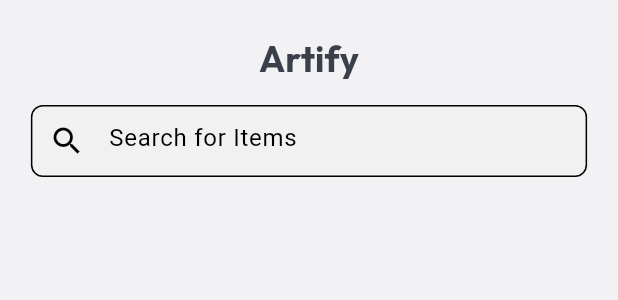
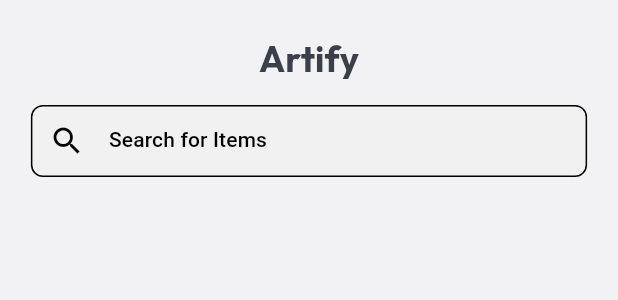
Before and after one commit to sankhlaofficial/artify, a Flutter app: the FetchedArtworkList widget shown alone on an empty page, opened directly with empty values, on a phone screen of 412 x 824 dp. Shown: the top 300 px of the screen. Run offline on Flutter 3.47's test engine with Material 3 defaults, Android fonts, the phone set to English and light mode, and no system bars; our stand-ins replace cached_network_image, dartz, dio, flutter_bloc, google_fonts, responsive_framework; network calls fail.

Commit message:
Search bar input style changed

```diff
--- a/lib/views/features/home/view/widgets/fetched_artwork_list.dart
+++ b/lib/views/features/home/view/widgets/fetched_artwork_list.dart
@@ -9,40 +9,11 @@ class FetchedArtworkList extends StatelessWidget {
 
   @override
   Widget build(BuildContext context) {
-    Size size = MediaQuery.of(context).size;
-
     ResponsiveBreakpointsData responsiveView =
         ResponsiveBreakpoints.of(context);
     return Column(
       children: [
-        Padding(
-          padding: EdgeInsets.symmetric(
-              horizontal: responsiveView.isMobile ? size.width * 0.05 : 0,
-              vertical: AppMeasurements.verticalPaddingLarge),
-          child: ResponsiveRowColumn(
-            layout: responsiveView.isMobile
-                ? ResponsiveRowColumnType.COLUMN
-                : ResponsiveRowColumnType.ROW,
-            rowMainAxisAlignment: MainAxisAlignment.spaceEvenly,
-            children: [
-              ResponsiveRowColumnItem(
-                rowFlex: 1,
-                child: Text(
-                  Strings.appTitle,
-                  style: Theme.of(context).textTheme.titleLarge,
-                ),
-              ),
-              if (responsiveView.isMobile)
-                const ResponsiveRowColumnItem(
-                  child: VerticalSpacer(),
-                ),
-              const ResponsiveRowColumnItem(
-                rowFlex: 2,
-                child: SearchBar(),
-              ),
-            ],
-          ),
-        ),
+        HomeAppBar(),
         VerticalSpacer(
           heightFactor: responsiveView.isMobile ? 1 : 2,
         ),
--- /dev/null
+++ b/lib/views/features/home/view/widgets/home_app_bar.dart
@@ -0,0 +1,43 @@
+part of 'package:artify/views/shared/imports.dart';
+
+class HomeAppBar extends StatelessWidget {
+  const HomeAppBar({
+    super.key,
+  });
+
+  @override
+  Widget build(BuildContext context) {
+    Size size = MediaQuery.of(context).size;
+
+    ResponsiveBreakpointsData responsiveView =
+        ResponsiveBreakpoints.of(context);
+    return Padding(
+      padding: EdgeInsets.symmetric(
+          horizontal: responsiveView.isMobile ? size.width * 0.05 : 0,
+          vertical: AppMeasurements.verticalPaddingLarge),
+      child: ResponsiveRowColumn(
+        layout: responsiveView.isMobile
+            ? ResponsiveRowColumnType.COLUMN
+            : ResponsiveRowColumnType.ROW,
+        rowMainAxisAlignment: MainAxisAlignment.spaceEvenly,
+        children: [
+          ResponsiveRowColumnItem(
+            rowFlex: 1,
+            child: Text(
+              Strings.appTitle,
+              style: Theme.of(context).textTheme.titleLarge,
+            ),
+          ),
+          if (responsiveView.isMobile)
+            const ResponsiveRowColumnItem(
+              child: VerticalSpacer(),
+            ),
+          const ResponsiveRowColumnItem(
+            rowFlex: 2,
+            child: SearchBar(),
+          ),
+        ],
+      ),
+    );
+  }
+}
--- a/lib/views/shared/imports.dart
+++ b/lib/views/shared/imports.dart
@@ -25,6 +25,7 @@ part 'package:artify/views/features/home/view/screens/index.dart';
 part 'package:artify/views/features/home/view/widgets/artwork_tile.dart';
 part 'package:artify/views/features/home/view/widgets/fetched_artwork_list.dart';
 part 'package:artify/views/features/home/view/widgets/filter_tile.dart';
+part 'package:artify/views/features/home/view/widgets/home_app_bar.dart';
 part 'package:artify/views/shared/widgets/art_download_button.dart';
 part 'package:artify/views/shared/widgets/cached_image_provider.dart';
 part 'package:artify/views/shared/widgets/responsive_grid_view.dart';
--- a/lib/views/shared/widgets/search_bar.dart
+++ b/lib/views/shared/widgets/search_bar.dart
@@ -10,6 +10,10 @@ class SearchBar extends StatelessWidget {
     return SizedBox(
       height: AppMeasurements.searchBarHeight,
       child: TextField(
+        style: Theme.of(context)
+            .textTheme
+            .titleSmall
+            ?.copyWith(color: AppColor.primaryTextColor),
         onChanged: (String? text) {},
         decoration: const InputDecoration(
           filled: true,
```
